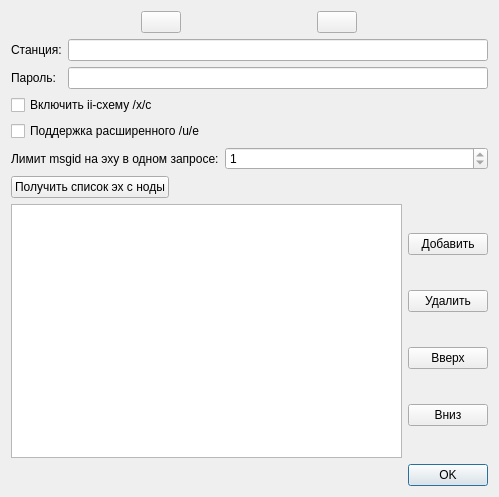
Old version of the form qtgui-files/stations.ui in the repository idec-net/cutiefeed.
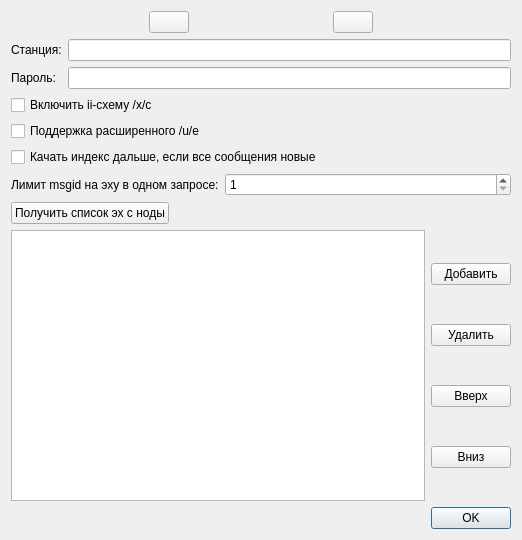
New version of the form. Icons and pictures are not drawn.

What changed in the file:
```diff
--- a/qtgui-files/stations.ui
+++ b/qtgui-files/stations.ui
@@ -9,8 +9,8 @@
    <rect>
     <x>0</x>
     <y>0</y>
-    <width>499</width>
-    <height>497</height>
+    <width>522</width>
+    <height>540</height>
    </rect>
   </property>
   <property name="windowTitle">
@@ -121,6 +121,16 @@
         </property>
        </widget>
       </item>
+      <item>
+       <widget class="QCheckBox" name="checkBox_3">
+        <property name="toolTip">
+         <string>&lt;html&gt;&lt;head/&gt;&lt;body&gt;&lt;p&gt;&lt;span style=&quot; font-weight:600;&quot;&gt;Внимание: &lt;/span&gt;если вы скачиваете эху в первый раз, то при включении этой штуки она скачается полностью!&lt;/p&gt;&lt;/body&gt;&lt;/html&gt;</string>
+        </property>
+        <property name="text">
+         <string>Качать индекс дальше, если все сообщения новые</string>
+        </property>
+       </widget>
+      </item>
       <item>
        <layout class="QFormLayout" name="formLayout_2">
         <item row="0" column="0">
@@ -132,9 +142,6 @@
         </item>
         <item row="0" column="1">
          <widget class="QSpinBox" name="spinBox">
-          <property name="readOnly">
-           <bool>true</bool>
-          </property>
           <property name="minimum">
            <number>1</number>
           </property>
```
Left out of the diff: 34 changed lines with no effect on the pictures.
